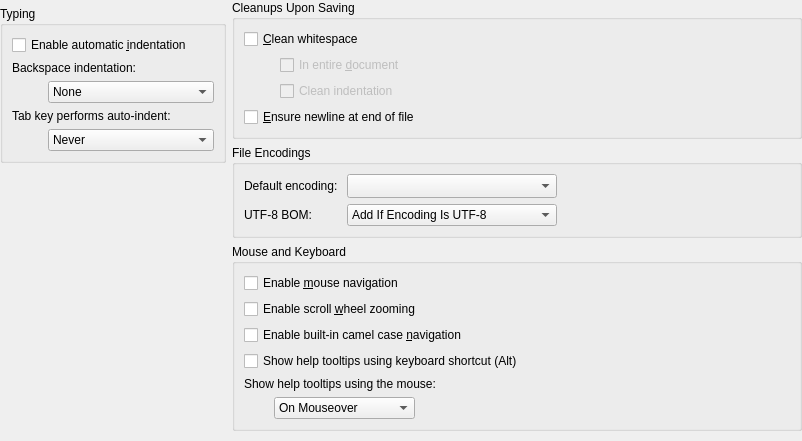
Qt form src/plugins/texteditor/behaviorsettingswidget.ui (qt-creator/qt-creator) before a commit.
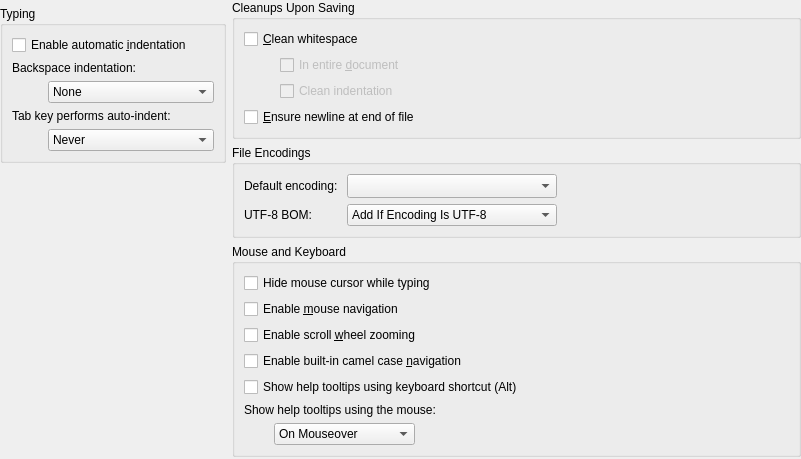
The same form after that commit. Custom widgets are drawn as their Qt base class.

Commit message:
Editors: Add option to not hide the mouse cursor when typing
Task-number: QTCREATORBUG-3584

What changed in the file:
```diff
--- a/src/plugins/texteditor/behaviorsettingswidget.ui
+++ b/src/plugins/texteditor/behaviorsettingswidget.ui
@@ -6,8 +6,8 @@
    <rect>
     <x>0</x>
     <y>0</y>
-    <width>802</width>
-    <height>441</height>
+    <width>801</width>
+    <height>459</height>
    </rect>
   </property>
   <layout class="QHBoxLayout" name="horizontalLayout">
@@ -329,6 +329,13 @@
         <string>Mouse and Keyboard</string>
        </property>
        <layout class="QVBoxLayout" name="verticalLayout">
+        <item>
+         <widget class="QCheckBox" name="mouseHiding">
+          <property name="text">
+           <string>Hide mouse cursor while typing</string>
+          </property>
+         </widget>
+        </item>
         <item>
          <widget class="QCheckBox" name="mouseNavigation">
           <property name="text">
```
The commit also changes 5 other files.
